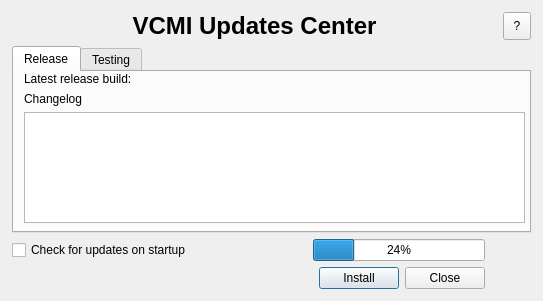
Old version of the form launcher/updatedialog_moc.ui in the repository GeorgeK1ng/vcmi.
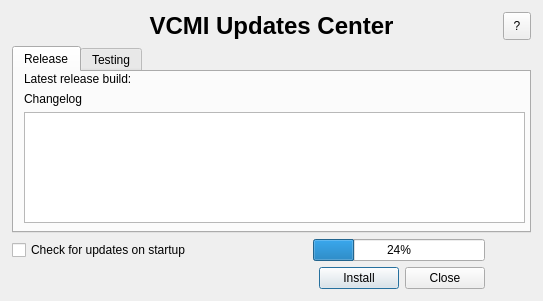
New version of the form.

Commit message: Restore centered update title and style round help button

The edit to the form file:
```diff
--- a/launcher/updatedialog_moc.ui
+++ b/launcher/updatedialog_moc.ui
@@ -211,7 +211,7 @@
      </property>
     </widget>
    </item>
-   <item row="0" column="0" colspan="6">
+   <item row="0" column="0" colspan="7">
     <widget class="QLabel" name="title">
      <property name="font">
       <font>
```
The commit also changes 1 other file.
